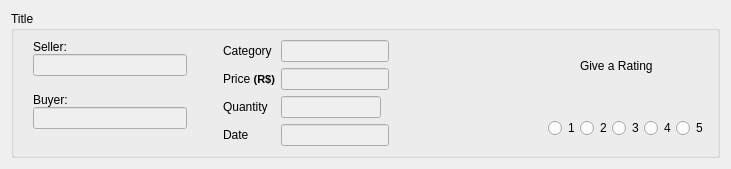
Old version of the form Ipiranga_GUI/layout/historiclayout.ui in the repository Hugo-NF/App_Ipiranga.
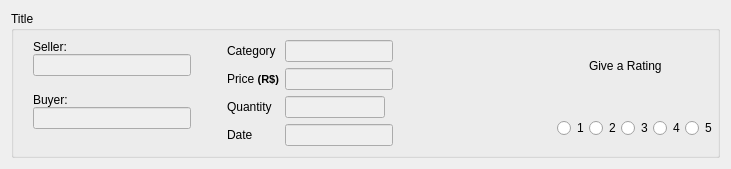
New version of the form. Icons and pictures are not drawn.

Diff of the .ui file:
```diff
--- a/Ipiranga_GUI/layout/historiclayout.ui
+++ b/Ipiranga_GUI/layout/historiclayout.ui
@@ -26,6 +26,9 @@
       <string>Title</string>
      </property>
      <layout class="QHBoxLayout" name="horizontalLayout">
+      <property name="rightMargin">
+       <number>0</number>
+      </property>
       <item>
        <spacer name="horizontalSpacer_3">
         <property name="orientation">
```
